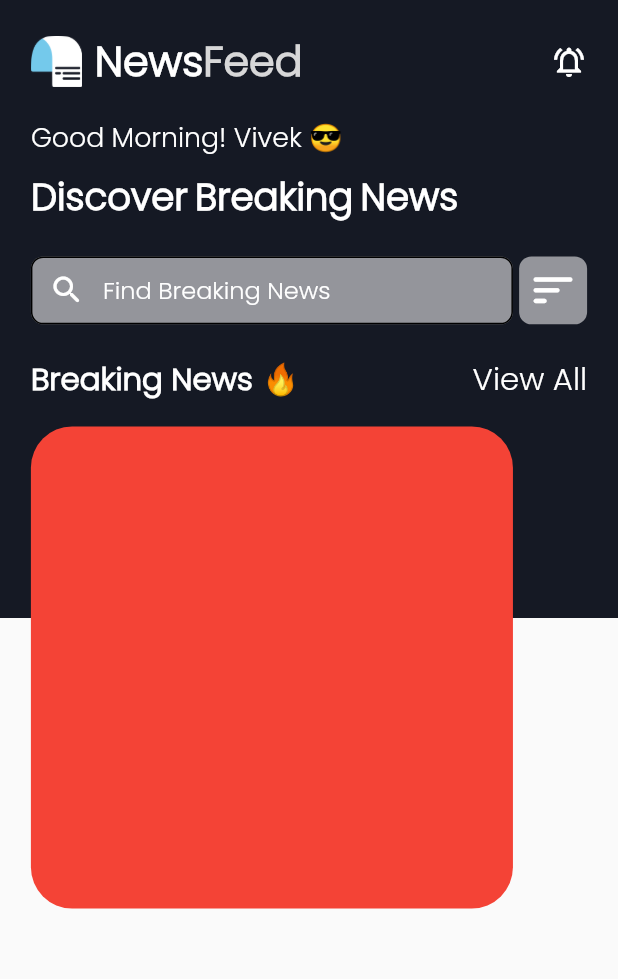
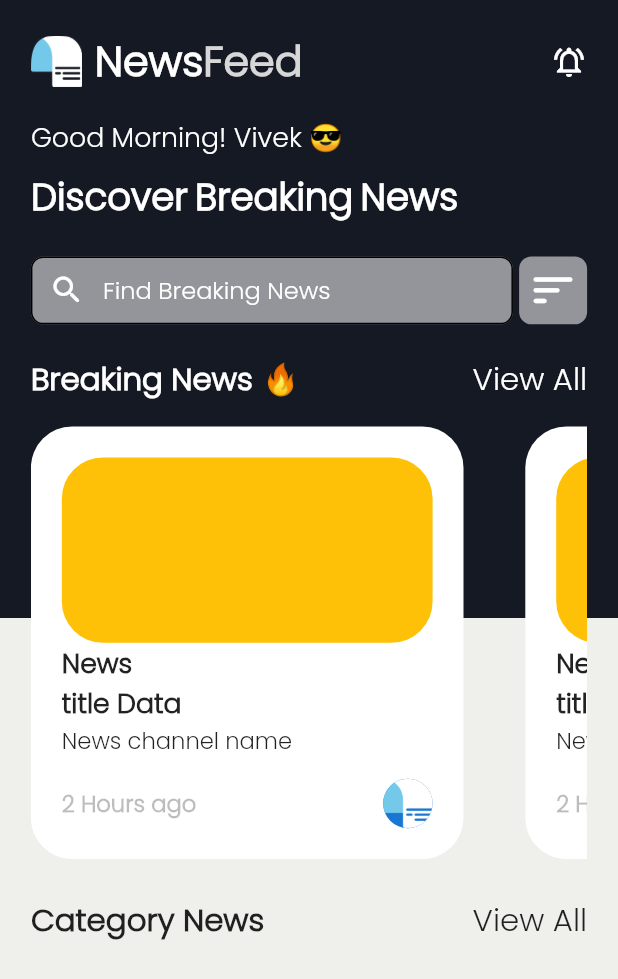
Before and after one commit to VivekTailor19/newsfeed, a Flutter app: the HomeScreen screen opened by its route, on a phone screen of 412 x 824 dp. Shown: the top 979 px of the screen. Run offline on Flutter 3.47's test engine with Material 2 defaults, Android fonts, the phone set to English and light mode, and no system bars; our stand-ins replace google_fonts, sizer.

Commit message:
news app

```diff
--- a/lib/screens/homeScreen.dart
+++ b/lib/screens/homeScreen.dart
@@ -23,6 +23,7 @@ class _HomeScreenState extends State<HomeScreen> {
 
     return SafeArea(
       child: Scaffold(
+        backgroundColor: Color(0xffEFEFEB),
         body: Stack(
           children: [
 
@@ -94,11 +95,57 @@ class _HomeScreenState extends State<HomeScreen> {
                   ],),
                   SizedBox(height: 2.h,),
 
-                  Container(height: 78.w,width: 78.w,
-                  decoration: BoxDecoration(
-                    borderRadius: BorderRadius.circular(20.sp),
-                    color: Colors.red,
-                  ),)
+                  Container(height: 70.w,
+
+                    child: ListView.builder(
+                      itemCount:5,
+                      scrollDirection: Axis.horizontal,
+                      itemBuilder: (context, index) {
+                      return Container(height: 70.w,width: 70.w,
+                        margin: EdgeInsets.only(right: 10.w),
+                        decoration: BoxDecoration(color: Colors.white,
+                          borderRadius: BorderRadius.circular(20.sp),
+                        ),
+                        child: Padding(
+                          padding:  EdgeInsets.all(15.sp),
+                          child: Column(
+                            crossAxisAlignment: CrossAxisAlignment.start,
+                            children: [
+                              Container(height: 30.w,width: 60.w,
+                                decoration: BoxDecoration(color: Colors.amber,
+                                  borderRadius: BorderRadius.circular(20.sp),
+                                ),),
+                              Text("News \ntitle Data\nData",style: TextStyle(fontWeight: FontWeight.bold,fontSize: 13.sp),maxLines: 2,overflow: TextOverflow.ellipsis),
+                              Text("News channel name",style: TextStyle(fontWeight:FontWeight.w300,fontSize: 11.sp),),
+                              Spacer(),
+                              Row(mainAxisAlignment: MainAxisAlignment.spaceBetween,
+                                children: [
+                                  Text("2 Hours ago",style: TextStyle(fontWeight: FontWeight.bold,fontSize: 11.sp,color: Colors.black26),),
+                                  CircleAvatar(radius: 4.w,backgroundImage: AssetImage("assets/images/logosmall.png"),)
+                                ],
+                              )
+
+                            ],
+                          ),
+                        ),
+                      );
+                      },
+                    ),
+                  ),
+
+                  SizedBox(height: 2.h,),
+
+                  Padding(
+                    padding: EdgeInsets.symmetric(vertical: 1.h),
+                    child: Row(
+                      mainAxisAlignment: MainAxisAlignment.spaceBetween,
+                      children: [
+                        Text("Category News",style: TextStyle(fontWeight: FontWeight.w600,fontSize: 15.sp,),),
+                        Text("View All",style: TextStyle(fontWeight: FontWeight.w300,fontSize: 15.sp,),),
+                      ],),
+                  ),
+
+
 
 
 
```
